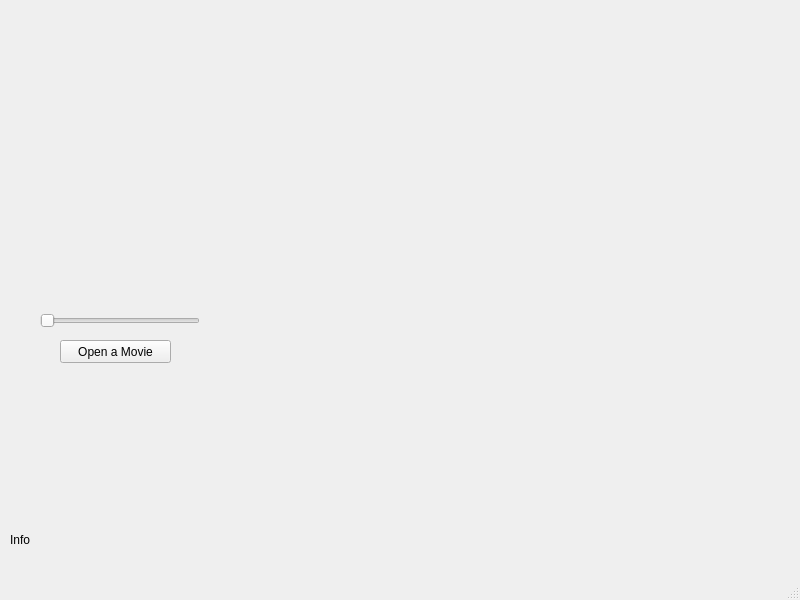
Before: the Qt Designer form ui/mainwindow.ui in huochaitiantang/video-edit, drawn with Qt 5.
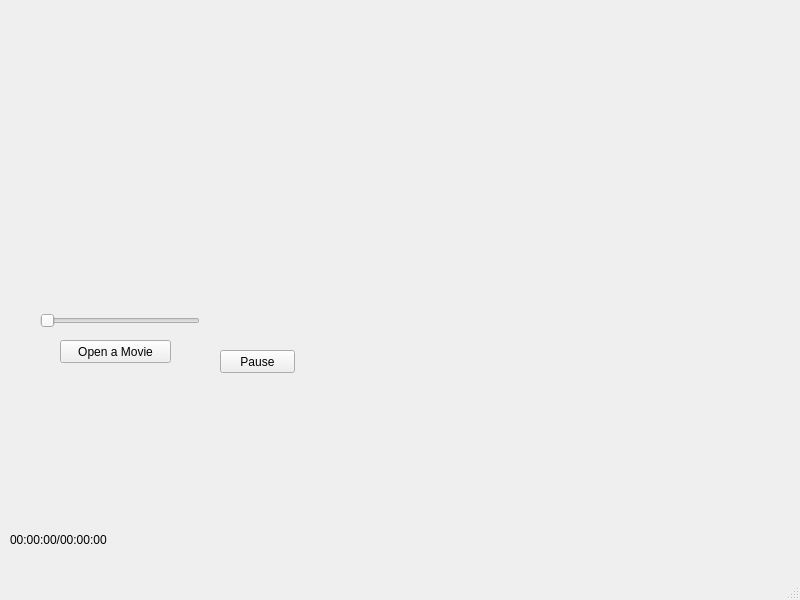
After: the same form once the commit is applied.

Commit message: add pause & play button & with time sync error

The edit to the form file:
```diff
--- a/ui/mainwindow.ui
+++ b/ui/mainwindow.ui
@@ -24,7 +24,7 @@
      </rect>
     </property>
     <property name="text">
-     <string>Info</string>
+     <string>00:00:00/00:00:00</string>
     </property>
    </widget>
    <widget class="QPushButton" name="open_movie">
@@ -53,6 +53,19 @@
      <enum>Qt::Horizontal</enum>
     </property>
    </widget>
+   <widget class="QPushButton" name="control">
+    <property name="geometry">
+     <rect>
+      <x>220</x>
+      <y>350</y>
+      <width>75</width>
+      <height>23</height>
+     </rect>
+    </property>
+    <property name="text">
+     <string>Pause</string>
+    </property>
+   </widget>
   </widget>
   <widget class="QMenuBar" name="menubar">
    <property name="geometry">
```
The commit also changes 4 other files.
